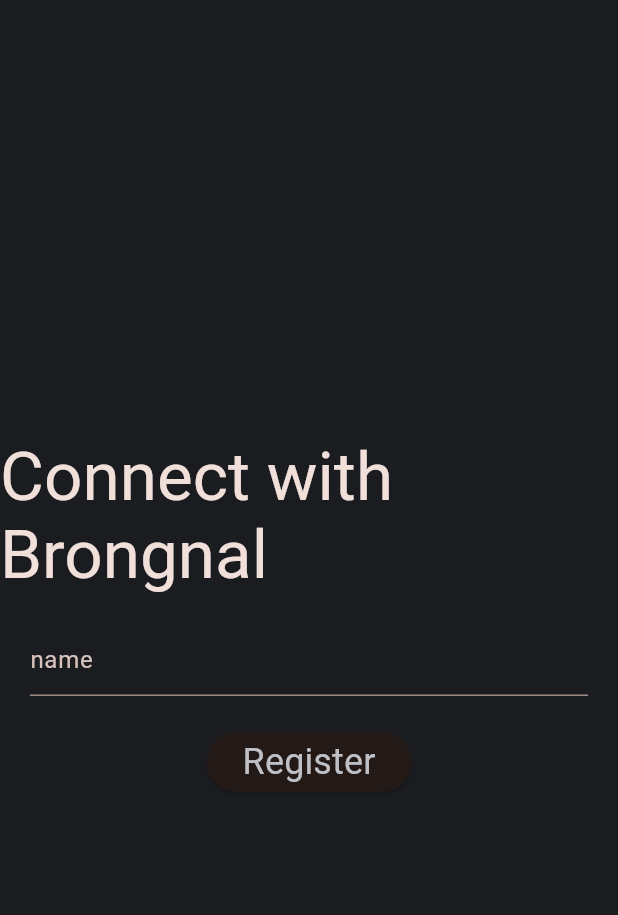
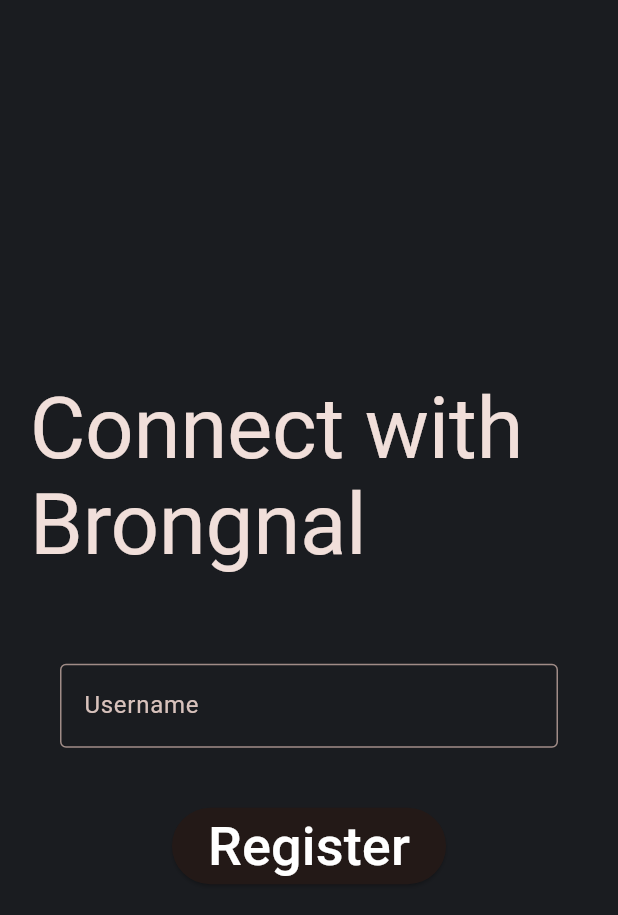
Before and after one commit to brongan/brongnal, a Flutter app: the screen it shows after launch, on a phone screen of 412 x 824 dp. Shown: the top 915 px of the screen. Run offline on Flutter 3.47's test engine with Material 3 defaults, Android fonts, the phone set to English and light mode, and no system bars; missing offline and left inert: grpc, protobuf, random_name_generator; statements that could not run were skipped.

Commit message:
Improve registration UI.

```diff
--- a/lib/screens/register.dart
+++ b/lib/screens/register.dart
@@ -21,16 +21,28 @@ class Register extends StatelessWidget {
         child: Column(
           mainAxisAlignment: MainAxisAlignment.center,
           children: [
-            Text('Connect with Brongnal', style: theme.textTheme.displayMedium),
             Padding(
               padding: const EdgeInsets.all(20.0),
-              child: TextField(
-                controller: usernameInput,
-                decoration: const InputDecoration(hintText: "name"),
+              child: Text('Connect with Brongnal',
+                  style: theme.textTheme.displayLarge),
+            ),
+            Padding(
+              padding: const EdgeInsets.all(40.0),
+              child: SizedBox(
+                width: 550,
+                child: TextField(
+                  controller: usernameInput,
+                  decoration: const InputDecoration(
+                    labelText: "Username",
+                    border: OutlineInputBorder(),
+                  ),
+                ),
               ),
             ),
             ElevatedButton(
-              child: const Text('Register', style: conversationNameStyle),
+              child: const Text('Register',
+                  style: TextStyle(
+                      color: Colors.white, fontSize: 36, fontFamily: 'Roboto')),
               onPressed: () async {
                 BrongnalAction(registerName: usernameInput.text)
                     .sendSignalToRust();
```
